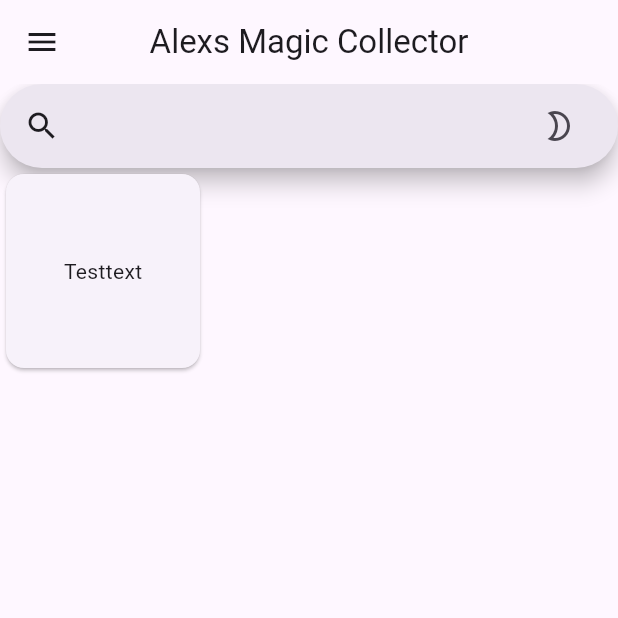
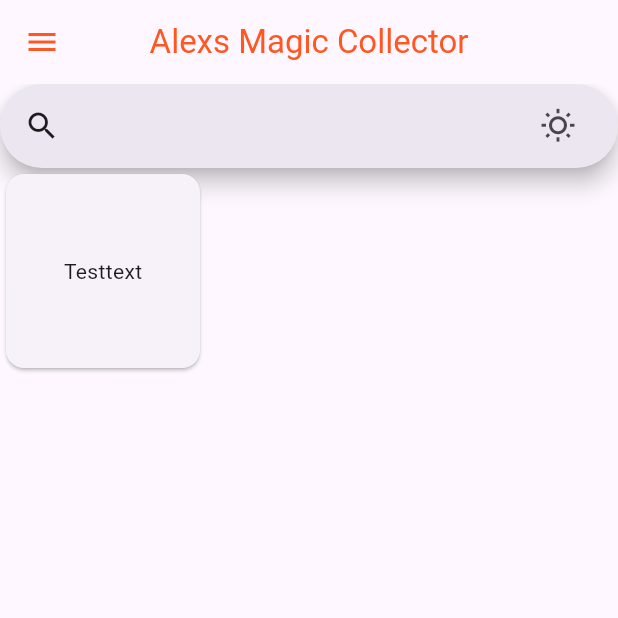
Before and after one commit to LindelGitGut/alexs_magic_card_collector_app, a Flutter app: the screen it shows after launch, on a phone screen of 412 x 824 dp, the top half of it. Run offline on Flutter 3.47's test engine with Material 3 defaults, Android fonts, the phone set to English and light mode, and no system bars; our stand-ins replace bloc, shared_preferences.

Commit message:
Added Theme Switcher (White/Dark - Theme), Added Package Shared Prefs for Saving Theme Settings

```diff
--- a/lib/main.dart
+++ b/lib/main.dart
@@ -5,29 +5,47 @@ import 'components/left_menu_drawer.dart';
 import 'components/searchbar_simple.dart';
 
 void main() {
-  runApp(const MyApp());
+  runApp(MyApp());
 }
 
-class MyApp extends StatelessWidget {
-  const MyApp({super.key});
+class MyApp extends StatefulWidget {
+  MyApp({Key? key}) : super(key: key);
 
-  // This widget is the root of your application.
+  bool isdark = false;
+
+  @override
+  State<MyApp> createState() => MyApp_State();
+}
+
+class MyApp_State extends State<MyApp> {
   @override
   Widget build(BuildContext context) {
     return MaterialApp(
-      title: 'Alexs Magic Collector',
-      theme: ThemeData(
-        primarySwatch: Colors.deepOrange,
-      ),
-      home: const MyHomePage(title: 'Alexs Magic Collector'),
-    );
+        title: 'Alexs Magic Collector',
+        theme: themeDark(isdark: widget.isdark),
+        home: MyHomePage(
+          title: 'Alexs Magic Collector',
+          themeCallBack: switchThemeCallBack,
+        ));
+  }
+
+  void switchThemeCallBack(bool isdark) {
+    widget.isdark = isdark;
+    setState(() {});
+  }
+
+  ThemeData themeDark({bool isdark = true}) {
+    return ThemeData(
+        useMaterial3: true,
+        brightness: isdark ? Brightness.dark : Brightness.light);
   }
 }
 
 class MyHomePage extends StatefulWidget {
-  const MyHomePage({super.key, required this.title});
+  MyHomePage({super.key, required this.title, required this.themeCallBack});
 
   final String title;
+  final Function(bool) themeCallBack;
 
   @override
   State<MyHomePage> createState() => _MyHomePageState();
@@ -35,6 +53,7 @@ class MyHomePage extends StatefulWidget {
 
 class _MyHomePageState extends State<MyHomePage> {
   int _showingcards = 0;
+  final bool isDark = false;
 
   @override
   Widget build(BuildContext context) {
@@ -42,11 +61,21 @@ class _MyHomePageState extends State<MyHomePage> {
       appBar: AppBar(
         title: Text(widget.title),
         centerTitle: true,
+        foregroundColor: Colors.deepOrange,
       ),
       drawer: drawerLeft(context),
       body: Column(
         children: [
-          searchBar(),
+          FutureBuilder(
+              future: searchBar(themeCallBack: widget.themeCallBack),
+              builder: (BuildContext context, AsyncSnapshot<Widget> snapshot) {
+                if (snapshot.hasData) {
+                  return snapshot.data! as Widget;
+                } else {
+                  return ErrorWidget(
+                      Exception("Searchbar has thrown an Error"));
+                }
+              }),
           cardGridView(),
         ],
       ),
--- a/pubspec.yaml
+++ b/pubspec.yaml
@@ -33,6 +33,7 @@ dependencies:
     sdk: flutter
   flutter_bloc: ^8.1.3
   equatable: ^2.0.5
+  shared_preferences: ^2.2.2
 
 
   # The following adds the Cupertino Icons font to your application.
```
Also changed, not shown: lib/components/searchbar_simple.dart (+22 -8 lines), lib/templates/searchbar.dart (renamed from lib/components/searchbar.dart), pubspec.lock.
